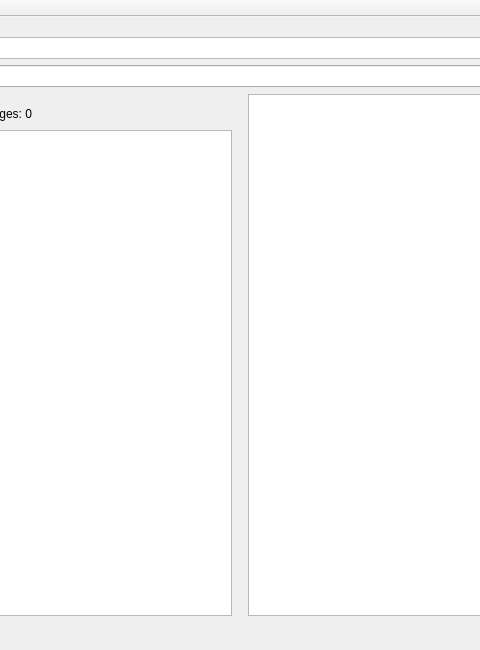
Above: mainwindow.ui from TutorExilius/TwitchChatMan before the change; both pictures show x 180 to 660 and y 0 to 650 of the 850 by 650 pixel window. Below: the same form after it.
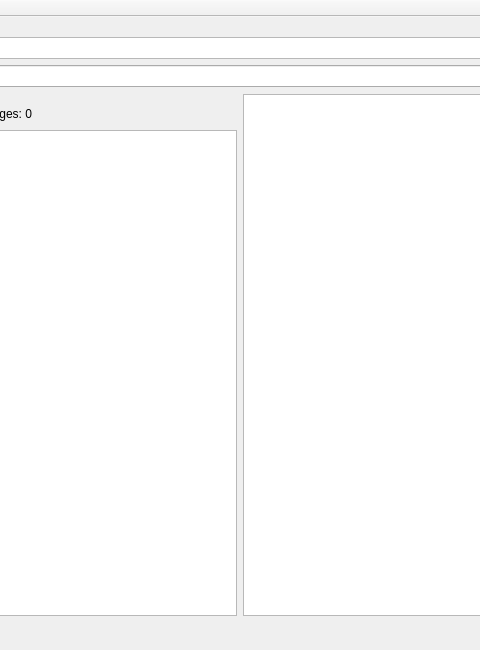
That is the form after the change.

```diff
--- a/mainwindow.ui
+++ b/mainwindow.ui
@@ -116,7 +116,7 @@
        <item>
         <layout class="QVBoxLayout" name="verticalLayout_2">
          <property name="sizeConstraint">
-          <enum>QLayout::SetMinimumSize</enum>
+          <enum>QLayout::SetDefaultConstraint</enum>
          </property>
          <property name="rightMargin">
           <number>0</number>
@@ -205,7 +205,7 @@
             <bool>true</bool>
            </property>
            <property name="sizePolicy">
-            <sizepolicy hsizetype="Fixed" vsizetype="Expanding">
+            <sizepolicy hsizetype="Expanding" vsizetype="Expanding">
              <horstretch>0</horstretch>
              <verstretch>0</verstretch>
             </sizepolicy>
@@ -228,23 +228,8 @@
              <height>0</height>
             </size>
            </property>
-           <property name="styleSheet">
-            <string notr="true">QListView::item
-{
-border: 1px solid #999;
-padding: 3px;
-padding-bottom: 0px;
-margin: 5px;
-}
-
-QListView::item:hover
-{
-border: 1px solid #000;
-border: 2px solid black;
-background-color: #f8f8ff;
-}
-
-</string>
+           <property name="midLineWidth">
+            <number>8</number>
            </property>
            <property name="alternatingRowColors">
             <bool>false</bool>
@@ -260,25 +245,9 @@
         </layout>
        </item>
        <item>
-        <spacer name="horizontalSpacer">
-         <property name="orientation">
-          <enum>Qt::Horizontal</enum>
-         </property>
-         <property name="sizeType">
-          <enum>QSizePolicy::MinimumExpanding</enum>
-         </property>
-         <property name="sizeHint" stdset="0">
-          <size>
-           <width>0</width>
-           <height>0</height>
-          </size>
-         </property>
-        </spacer>
-       </item>
-       <item>
-        <widget class="QListWidget" name="listWidget">
+        <widget class="QListWidget" name="listWidget_checkedMessages">
          <property name="sizePolicy">
-          <sizepolicy hsizetype="Minimum" vsizetype="Minimum">
+          <sizepolicy hsizetype="Expanding" vsizetype="Minimum">
            <horstretch>0</horstretch>
            <verstretch>0</verstretch>
           </sizepolicy>
```
